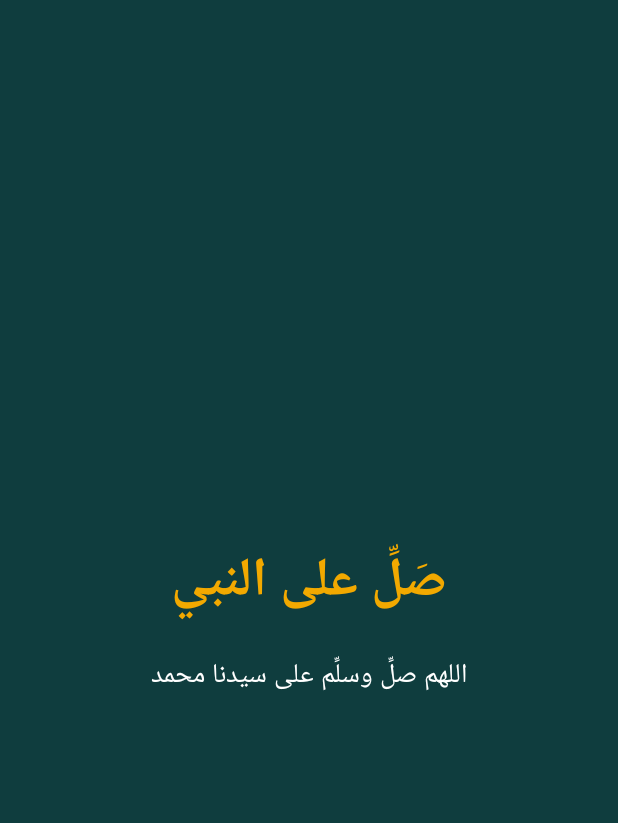
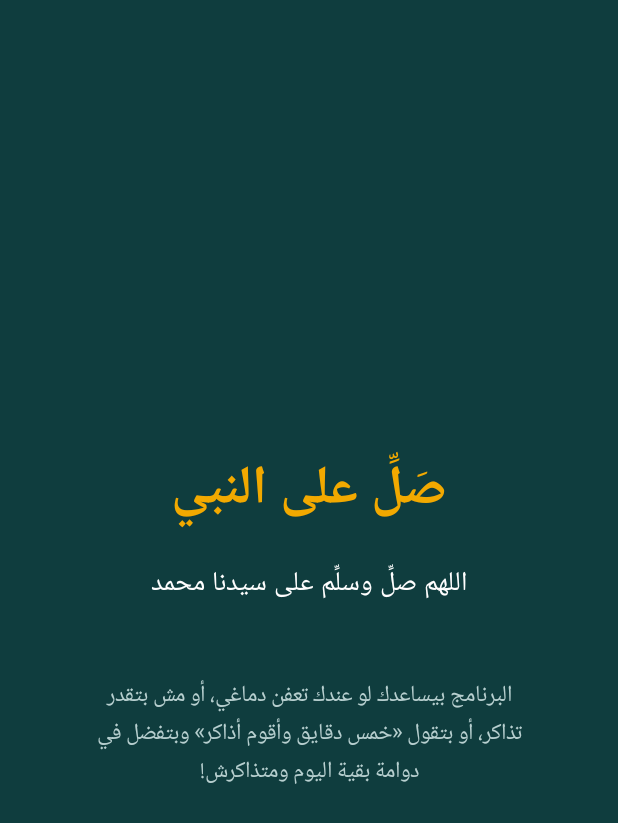
Before and after one commit to himag106-art/Study-hard-, an Android app: the SplashActivity screen opened directly, with no data from a screen before it, on a phone screen of 412 x 824 dp. Shown: the top 823 px of the screen. Run offline under Robolectric (Android 15) with nearby library versions, the phone set to English and light mode, and no system bars.

Commit message:
Update SplashActivity.kt

```diff
--- a/app/src/main/java/com/ibrahim/studyhard/SplashActivity.kt
+++ b/app/src/main/java/com/ibrahim/studyhard/SplashActivity.kt
@@ -21,6 +21,10 @@ class SplashActivity : Activity() {
         window.statusBarColor = Color.parseColor("#0F3D3E")
         window.navigationBarColor = Color.parseColor("#0F3D3E")
 
+        Thread {
+            try { AppCache.load(packageManager, packageName) } catch (e: Exception) { }
+        }.start()
+
         val root = LinearLayout(this).apply {
             orientation = LinearLayout.VERTICAL
             gravity = Gravity.CENTER
@@ -42,14 +46,22 @@ class SplashActivity : Activity() {
             gravity = Gravity.CENTER
             setPadding(0, 24, 0, 0)
         }
+        val tagline = TextView(this).apply {
+            text = "البرنامج بيساعدك لو عندك تعفن دماغي، أو مش بتقدر تذاكر، أو بتقول «خمس دقايق وأقوم أذاكر» وبتفضل في دوامة بقية اليوم ومتذاكرش!"
+            textSize = 15f
+            setTextColor(Color.parseColor("#B7CFCF"))
+            gravity = Gravity.CENTER
+            setPadding(24, 70, 24, 0)
+        }
         root.addView(main)
         root.addView(sub)
+        root.addView(tagline)
         setContentView(root)
 
         root.alpha = 0f
-        root.animate().alpha(1f).setDuration(900).start()
+        root.animate().alpha(1f).setDuration(700).start()
         root.setOnClickListener { go() }
-        h.postDelayed({ go() }, 2800)
+        h.postDelayed({ go() }, 3200)
     }
 
     private fun go() {
```
